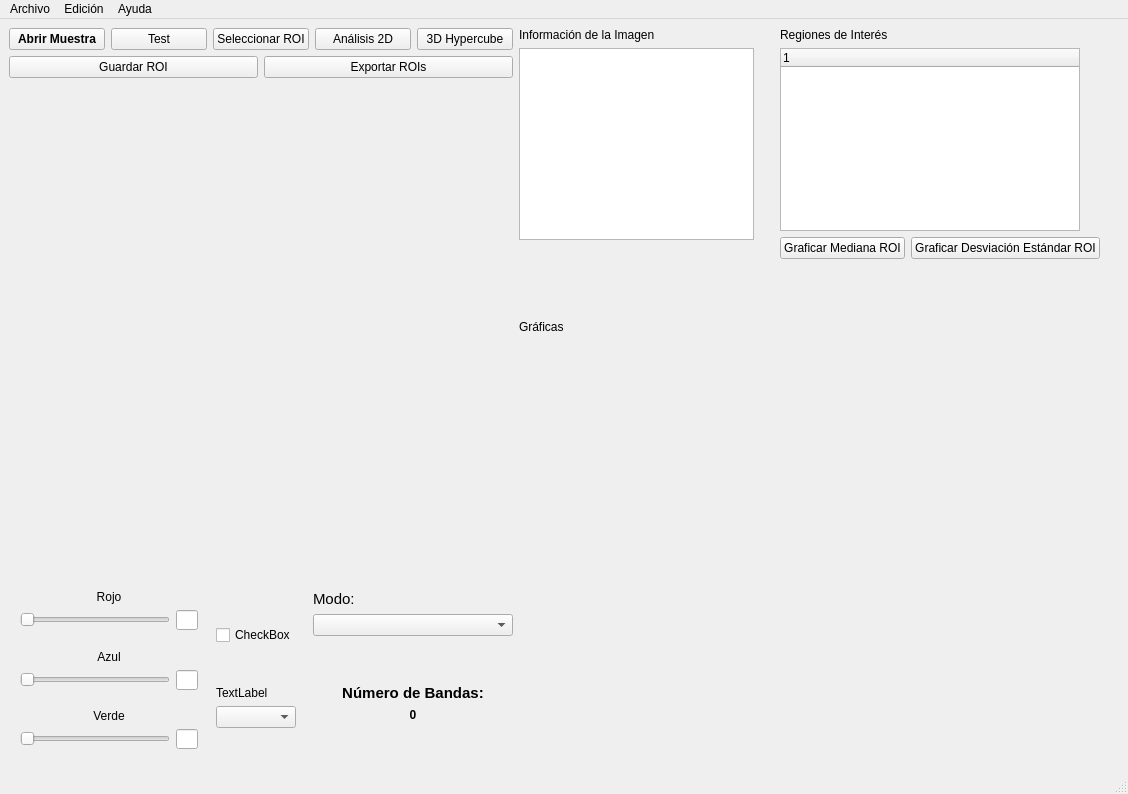
Above: ui/main.ui from 4c1dhydr4/hyperspectral before the change. Below: the same form after it.
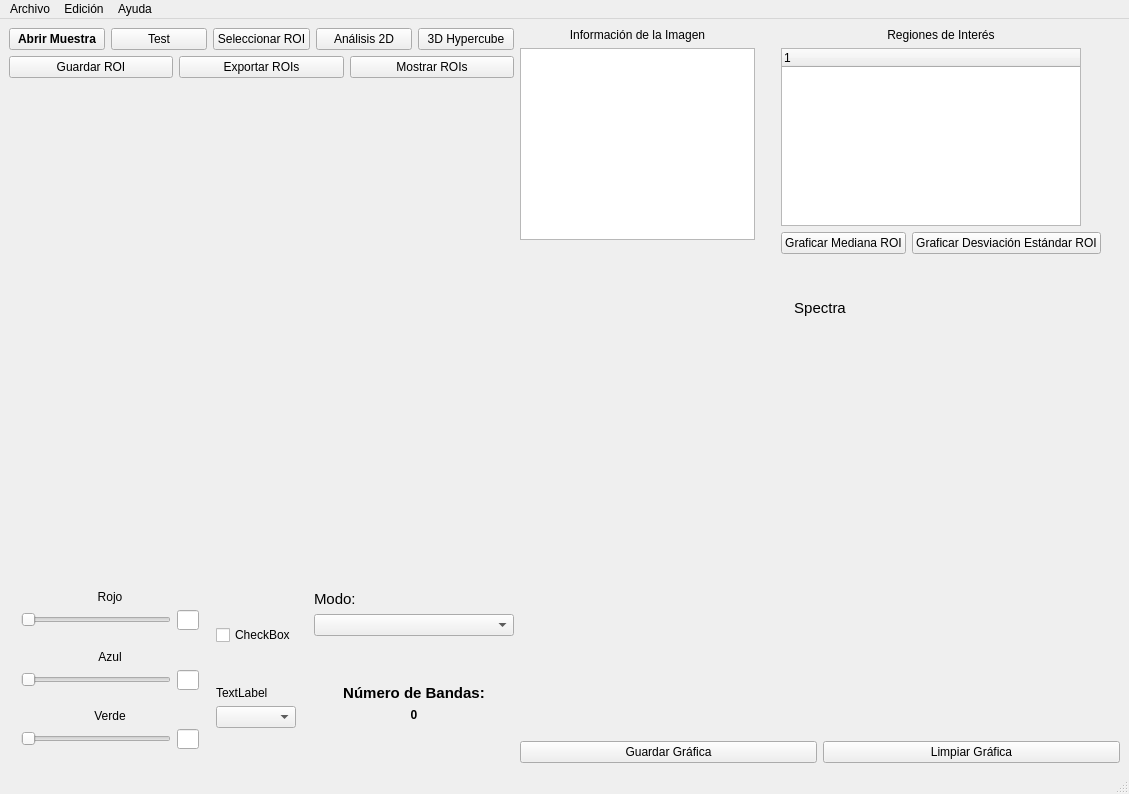
That is the form after the change. Custom widgets are drawn as their Qt base class.

Diff of the .ui file:
```diff
--- a/ui/main.ui
+++ b/ui/main.ui
@@ -6,7 +6,7 @@
    <rect>
     <x>0</x>
     <y>0</y>
-    <width>1128</width>
+    <width>1129</width>
     <height>794</height>
    </rect>
   </property>
@@ -73,6 +73,9 @@
             <property name="text">
              <string>Información de la Imagen</string>
             </property>
+            <property name="alignment">
+             <set>Qt::AlignCenter</set>
+            </property>
            </widget>
           </item>
           <item>
@@ -126,6 +129,9 @@
             <property name="text">
              <string>Regiones de Interés</string>
             </property>
+            <property name="alignment">
+             <set>Qt::AlignCenter</set>
+            </property>
            </widget>
           </item>
           <item>
@@ -214,8 +220,16 @@
        <layout class="QVBoxLayout" name="verticalLayout_9">
         <item>
          <widget class="QLabel" name="label_6">
+          <property name="font">
+           <font>
+            <pointsize>11</pointsize>
+           </font>
+          </property>
           <property name="text">
-           <string>Gráficas</string>
+           <string>Spectra</string>
+          </property>
+          <property name="alignment">
+           <set>Qt::AlignCenter</set>
           </property>
          </widget>
         </item>
@@ -248,6 +262,24 @@
           </property>
          </spacer>
         </item>
+        <item>
+         <layout class="QHBoxLayout" name="horizontalLayout_6">
+          <item>
+           <widget class="QPushButton" name="save_spectra_button">
+            <property name="text">
+             <string>Guardar Gráfica</string>
+            </property>
+           </widget>
+          </item>
+          <item>
+           <widget class="QPushButton" name="clean_spectra_button">
+            <property name="text">
+             <string>Limpiar Gráfica</string>
+            </property>
+           </widget>
+          </item>
+         </layout>
+        </item>
        </layout>
       </item>
      </layout>
@@ -268,6 +300,13 @@
         </property>
        </widget>
       </item>
+      <item>
+       <widget class="QPushButton" name="paint_rois_button">
+        <property name="text">
+         <string>Mostrar ROIs</string>
+        </property>
+       </widget>
+      </item>
      </layout>
     </item>
     <item row="2" column="0">
@@ -681,7 +720,7 @@
     <rect>
      <x>0</x>
      <y>0</y>
-     <width>1128</width>
+     <width>1129</width>
      <height>21</height>
     </rect>
    </property>
```
